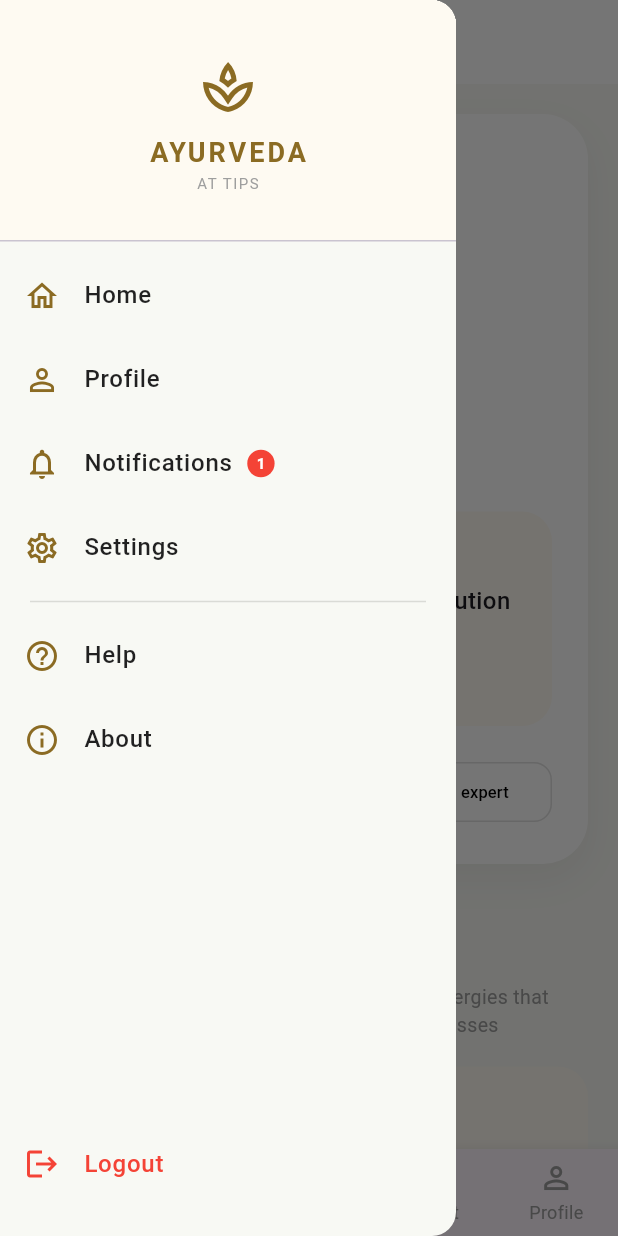
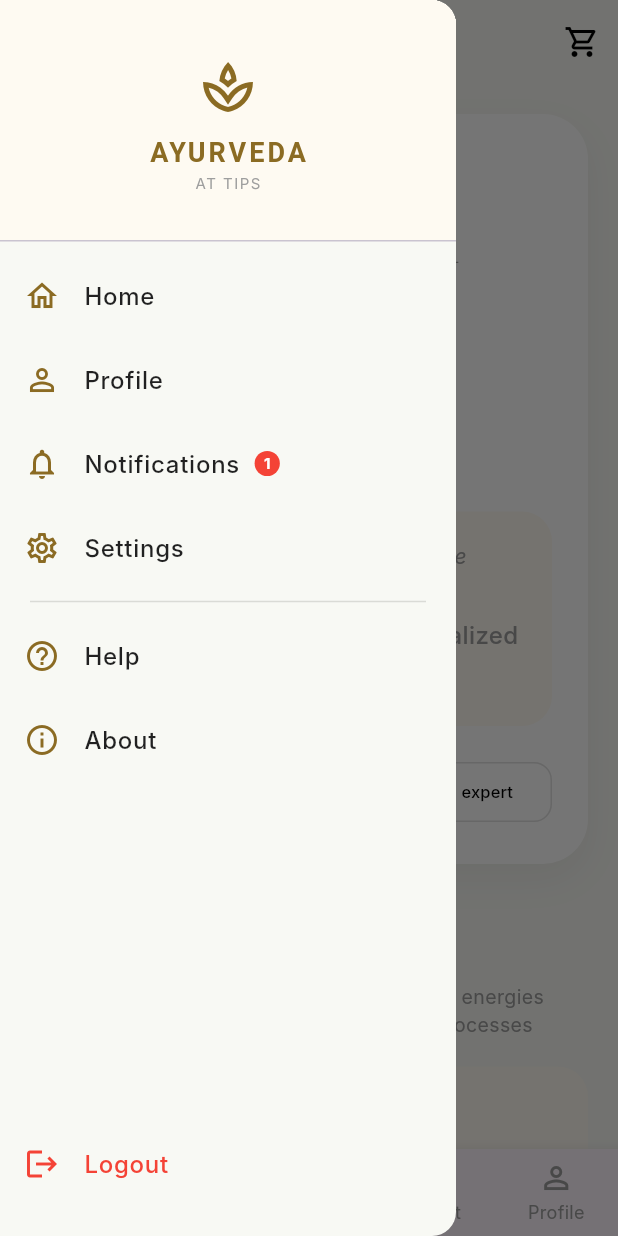
Before and after one commit to Aryan1500k/Ayurveda_at_tips, a Flutter app: the screen it shows once a user with an empty profile is signed in, with the side drawer open, on a phone screen of 412 x 824 dp. Run offline on Flutter 3.47's test engine with Material 3 defaults, Android fonts, the phone set to English and light mode, and no system bars; our stand-ins replace cloud_firestore, firebase_auth, firebase_core, firebase_messaging, flutter_local_notifications, flutter_native_splash and 2 more; accounts and stored records are empty; network calls fail; Roboto replaces fonts that are missing (Inter, Playfair Display, Trajan Pro); statements that could not run were skipped.

```diff
--- a/lib/main.dart
+++ b/lib/main.dart
@@ -4,6 +4,7 @@ import 'package:firebase_core/firebase_core.dart';
 import 'package:firebase_auth/firebase_auth.dart';
 import 'package:flutter_native_splash/flutter_native_splash.dart';
 import 'firebase_options.dart';
+import 'package:google_sign_in/google_sign_in.dart';
 
 // --- Screen Imports ---
 import 'home_screen.dart';
@@ -26,16 +27,11 @@ Future<void> _firebaseMessagingBackgroundHandler(RemoteMessage message) async {
 }
 
 void main() async {
-  // 1. Initialize and Preserve Native Splash
   WidgetsBinding widgetsBinding = WidgetsFlutterBinding.ensureInitialized();
   FlutterNativeSplash.preserve(widgetsBinding: widgetsBinding);
 
   await Firebase.initializeApp(options: DefaultFirebaseOptions.currentPlatform);
-
-  // Set the background handler
   FirebaseMessaging.onBackgroundMessage(_firebaseMessagingBackgroundHandler);
-
-  // Start notification service
   await NotificationService().initNotifications();
 
   runApp(const MyApp());
@@ -57,9 +53,7 @@ class _MyAppState extends State<MyApp> {
     _initialization();
   }
 
-  // 2. Logic to remove splash screen after initialization
   void _initialization() async {
-    // Keeps the splash screen visible for 3 seconds
     await Future.delayed(const Duration(seconds: 3));
     FlutterNativeSplash.remove();
   }
@@ -74,17 +68,20 @@ class _MyAppState extends State<MyApp> {
   Widget build(BuildContext context) {
     return MaterialApp(
       debugShowCheckedModeBanner: false,
-      // title: 'Ayurveda At Tips',
       theme: ThemeData(
-        brightness: Brightness.light,
-        primaryColor: const Color(0xFF009460),
         useMaterial3: true,
-        scaffoldBackgroundColor: Colors.white,
-        appBarTheme: const AppBarTheme(backgroundColor: Colors.white, foregroundColor: Colors.black),
+        scaffoldBackgroundColor: const Color(0xFFF8F9F4),
+        fontFamily: 'Inter',
+        textTheme: const TextTheme(
+          displayLarge: TextStyle(fontFamily: 'Playfair Display', fontSize: 32, fontWeight: FontWeight.bold, color: Colors.black),
+          headlineMedium: TextStyle(fontFamily: 'Playfair Display', fontSize: 24, fontWeight: FontWeight.w600, color: Color(0xFF8B6B23)),
+          bodyLarge: TextStyle(fontFamily: 'Inter', fontSize: 16, color: Colors.black87),
+          bodyMedium: TextStyle(fontFamily: 'Inter', fontSize: 14, color: Colors.grey),
+        ),
       ),
       darkTheme: ThemeData(
         brightness: Brightness.dark,
-        primaryColor: const Color(0xFF009460),
+        primaryColor: const Color(0xFF8B6B23),
         useMaterial3: true,
         scaffoldBackgroundColor: const Color(0xFF121212),
         appBarTheme: const AppBarTheme(backgroundColor: Colors.black, foregroundColor: Colors.white),
@@ -95,22 +92,16 @@ class _MyAppState extends State<MyApp> {
         builder: (context, snapshot) {
           if (snapshot.connectionState == ConnectionState.active) {
             User? user = snapshot.data;
-            if (user == null) {
-              return const AuthScreen();
-            }
+            if (user == null) return const AuthScreen();
             return MainNavigationWrapper(
               onThemeChanged: _toggleTheme,
-                isDarkMode: _themeMode == ThemeMode.dark
+              isDarkMode: _themeMode == ThemeMode.dark,
             );
           }
-          return const Scaffold(
-            body: Center(child: CircularProgressIndicator(color: Color(0xFF009460))),
-          );
+          return const Scaffold(body: Center(child: CircularProgressIndicator(color: Color(0xFF8B6B23))));
         },
       ),
-      routes: {
-        '/auth': (context) => const AuthScreen(),
-      },
+      routes: {'/auth': (context) => const AuthScreen()},
     );
   }
 }
@@ -119,11 +110,7 @@ class MainNavigationWrapper extends StatefulWidget {
   final Function(bool) onThemeChanged;
   final bool isDarkMode;
 
-  const MainNavigationWrapper({
-    super.key,
-    required this.onThemeChanged,
-    required this.isDarkMode
-  });
+  const MainNavigationWrapper({super.key, required this.onThemeChanged, required this.isDarkMode});
 
   @override
   State<MainNavigationWrapper> createState() => _MainNavigationWrapperState();
@@ -132,16 +119,37 @@ class MainNavigationWrapper extends StatefulWidget {
 class _MainNavigationWrapperState extends State<MainNavigationWrapper> {
   int _selectedIndex = 0;
 
-  // Helper function to switch tabs
   void _onItemTapped(int index) {
-    setState(() {
-      _selectedIndex = index;
-    });
+    setState(() => _selectedIndex = index);
+  }
+  void _showLogoutDialog() {
+    showDialog(
+      context: context,
+      builder: (context) => AlertDialog(
+        title: const Text("Logout"),
+        content: const Text("Are you sure you want to logout?"),
+        actions: [
+          TextButton(onPressed: () => Navigator.pop(context), child: const Text("Cancel")),
+          TextButton(
+            onPressed: () async {
+              // SIGN OUT FROM BOTH
+              await FirebaseAuth.instance.signOut();
+              await GoogleSignIn().signOut();
+
+              if (mounted) {
+                Navigator.pop(context);
+                Navigator.pushReplacementNamed(context, '/auth');
+              }
+            },
+            child: const Text("Logout", style: TextStyle(color: Colors.red)),
+          ),
+        ],
+      ),
+    );
   }
 
   @override
   Widget build(BuildContext context) {
-    // 3. Updated _pages with full navigation logic for the new Home UI
     final List<Widget> _pages = [
       HomeScreen(
         onDiscoverDosha: () => _onItemTapped(1),
@@ -152,102 +160,101 @@ class _MainNavigationWrapperState extends State<MainNavigationWrapper> {
         onViewPlan: () => _onItemTapped(2),
         onConsultExpert: () => _onItemTapped(3),
       ),
-      // UPDATE THIS LINE:
       ProductScreen(onTalkToExpert: () => _onItemTapped(3)),
-
       const ExpertScreen(),
       const ProfileScreen(),
     ];
 
     return Scaffold(
-      appBar: AppBar(
-        title: const Text("Ayurveda At Tips"),
+      // --- COLLAPSING/STICKY LOGO HEADER ---
+      body: NestedScrollView(
+        headerSliverBuilder: (BuildContext context, bool innerBoxIsScrolled) {
+          return <Widget>[
+            SliverAppBar(
+              pinned: true, // This makes the logo sticky at the top
+              centerTitle: true,
               elevation: 0,
+              backgroundColor: widget.isDarkMode ? Colors.black : const Color(0xFFF8F9F4),
+              iconTheme: IconThemeData(color: widget.isDarkMode ? Colors.white : Colors.black),
+              title: Column(
+                mainAxisSize: MainAxisSize.min,
+                children: [
+                  const Text(
+                    "AYURVEDA",
+                    style: TextStyle(
+                      fontFamily: 'Playfair Display',
+                      fontSize: 18,
+                      letterSpacing: 2,
+                      fontWeight: FontWeight.bold,
+                      color: Color(0xFF5A6344),
                     ),
-            // --- DRAWER HEADER ---
+                  ),
+                  const Text(
+                    "AT TIPS",
+                    style: TextStyle(letterSpacing: 1, fontSize: 8, color: Colors.grey),
+                  ),
+                ],
+              ),
+              // Shopping Cart Icon on the right
+              actions: [
+                IconButton(
+                  icon: const Icon(Icons.shopping_cart_outlined),
+                  onPressed: () {},
+                ),
+              ],
+            ),
+          ];
+        },
+        body: IndexedStack(
+          index: _selectedIndex,
+          children: _pages,
+        ),
+      ),
+
       drawer: Drawer(
-        backgroundColor: const Color(0xFFF8F9F4), // Set sidebar background color
+        backgroundColor: widget.isDarkMode ? const Color(0xFF121212) : const Color(0xFFF8F9F4),
         child: Column(
           children: [
-            // --- UPDATED HEADER SECTION ---
             DrawerHeader(
-              decoration: const BoxDecoration(
-                color: Color(0xFFFEFAF2), // Soft beige background
-              ),
+              decoration: const BoxDecoration(color: Color(0xFFFEFAF2)),
               child: Center(
                 child: Column(
                   mainAxisAlignment: MainAxisAlignment.center,
                   children: [
-                    // CHANGE: Using the brown spa icon instead of an image asset
-                    const Icon(
-                      Icons.spa_outlined,
-                      size: 40,
-                      color: Color(0xFF8B6B23),
-                    ),
+                    const Icon(Icons.spa_outlined, size: 40, color: Color(0xFF8B6B23)),
                     const SizedBox(height: 10),
                     const Text(
                       "AYURVEDA",
-                      style: TextStyle(
-                        fontFamily: 'Trajan Pro',
-                        fontWeight: FontWeight.bold,
-                        letterSpacing: 2,
-                        color: Color(0xFF8B6B23), // Theme brown color
-                        fontSize: 18,
+                      style: TextStyle(fontFamily: 'Playfair Display', fontWeight: FontWeight.bold, letterSpacing: 2, color: Color(0xFF8B6B23), fontSize: 18),
                     ),
-                    ),
-                    const Text(
-                      "AT TIPS",
-                      style: TextStyle(
-                        letterSpacing: 1,
-                        fontSize: 10,
-                        color: Colors.grey,
-                      ),
-                    ),
+                    const Text("AT TIPS", style: TextStyle(letterSpacing: 1, fontSize: 10, color: Colors.grey)),
                   ],
                 ),
               ),
             ),
-
-            // --- DRAWER ITEMS (Maintained Navigation) ---
             _buildDrawerItem(Icons.home_outlined, "Home", tabIndex: 0),
             _buildDrawerItem(Icons.person_outline, "Profile", tabIndex: 4),
             _buildDrawerItem(Icons.notifications_none, "Notifications", destinationPage: const NotificationScreen()),
-
             _buildDrawerItem(
               Icons.settings_outlined,
               "Settings",
-              destinationPage: SettingsScreen(
-                onThemeChanged: widget.onThemeChanged,
-                isDark: widget.isDarkMode,
+              destinationPage: SettingsScreen(onThemeChanged: widget.onThemeChanged, isDark: widget.isDarkMode),
             ),
-            ),
-
-            const Padding(
-              padding: EdgeInsets.symmetric(horizontal: 20),
-              child: Divider(color: Colors.black12),
-            ),
-
+            const Padding(padding: EdgeInsets.symmetric(horizontal: 20), child: Divider(color: Colors.black12)),
             _buildDrawerItem(Icons.help_outline, "Help", destinationPage: const HelpScreen()),
             _buildDrawerItem(Icons.info_outline, "About", destinationPage: const AboutScreen()),
-
             const Spacer(),
-
-            // --- LOGOUT ITEM ---
             _buildDrawerItem(Icons.logout, "Logout", isLogout: true),
             const SizedBox(height: 20),
           ],
         ),
       ),
-      body: IndexedStack(
-        index: _selectedIndex,
-        children: _pages,
-      ),
-      // 5. Updated BottomNavigationBar with 5 items
+
       bottomNavigationBar: BottomNavigationBar(
         currentIndex: _selectedIndex,
         onTap: _onItemTapped,
         type: BottomNavigationBarType.fixed,
-        selectedItemColor: const Color(0xFF009460),
+        selectedItemColor: const Color(0xFF8B6B23), // Matches the brown theme
         unselectedItemColor: Colors.grey,
         items: const [
           BottomNavigationBarItem(icon: Icon(Icons.home_outlined), label: "Home"),
@@ -261,26 +268,14 @@ class _MainNavigationWrapperState extends State<MainNavigationWrapper> {
   }
 
   Widget _buildDrawerItem(IconData icon, String title, {int? tabIndex, Widget? destinationPage, bool isLogout = false}) {
-    // Define your theme color here
     const Color themeBrown = Color(0xFF8B6B23);
     bool isNotification = title == "Notifications";
 
     return ListTile(
-      leading: Icon(
-        icon,
-        // CHANGE: This line ensures icons are brown, except for Logout
-        color: isLogout ? Colors.red : themeBrown,
-      ),
+      leading: Icon(icon, color: isLogout ? Colors.red : themeBrown),
       title: Row(
         children: [
-          Text(
-            title,
-            style: TextStyle(
-              color: isLogout ? Colors.red : Colors.black87,
-              fontWeight: FontWeight.w500,
-            ),
-          ),
-          // --- KEPT NOTIFICATION BADGE LOGIC ---
+          Text(title, style: TextStyle(color: isLogout ? Colors.red : (widget.isDarkMode ? Colors.white : Colors.black87), fontWeight: FontWeight.w500)),
           if (isNotification)
             ValueListenableBuilder<List<AppNotification>>(
               valueListenable: notificationNotifier,
@@ -291,16 +286,14 @@ class _MainNavigationWrapperState extends State<MainNavigationWrapper> {
                   margin: const EdgeInsets.only(left: 10),
                   padding: const EdgeInsets.all(6),
                   decoration: const BoxDecoration(color: Colors.red, shape: BoxShape.circle),
-                  child: Text("$unreadCount",
-                      style: const TextStyle(color: Colors.white, fontSize: 10, fontWeight: FontWeight.bold)),
+                  child: Text("$unreadCount", style: const TextStyle(color: Colors.white, fontSize: 10, fontWeight: FontWeight.bold)),
                 );
               },
             ),
         ],
       ),
       onTap: () {
-        // --- KEPT NAVIGATION LOGIC ---
-        Navigator.pop(context); // Close the drawer
+        Navigator.pop(context);
         if (isLogout) {
           _showLogoutDialog();
         } else if (tabIndex != null) {
@@ -311,27 +304,4 @@ class _MainNavigationWrapperState extends State<MainNavigationWrapper> {
       },
     );
   }
-
-  void _showLogoutDialog() {
-    showDialog(
-      context: context,
-      builder: (context) => AlertDialog(
-        title: const Text("Logout"),
-        content: const Text("Are you sure you want to logout?"),
-        actions: [
-          TextButton(onPressed: () => Navigator.pop(context), child: const Text("Cancel")),
-          TextButton(
-            onPressed: () async {
-              await FirebaseAuth.instance.signOut();
-              if (mounted) {
-                Navigator.pop(context);
-                Navigator.pushReplacementNamed(context, '/auth');
 }
-            },
-            child: const Text("Logout", style: TextStyle(color: Colors.red)),
-          ),
-        ],
-      ),
-    );
-  }
-}
```
Also changed, not shown: lib/auth_screen.dart (+51 -10 lines), lib/cart_screen.dart (+41 -50 lines), lib/product_screen.dart (+186 -137 lines). Lines whose indentation alone changed are shown as unchanged.
